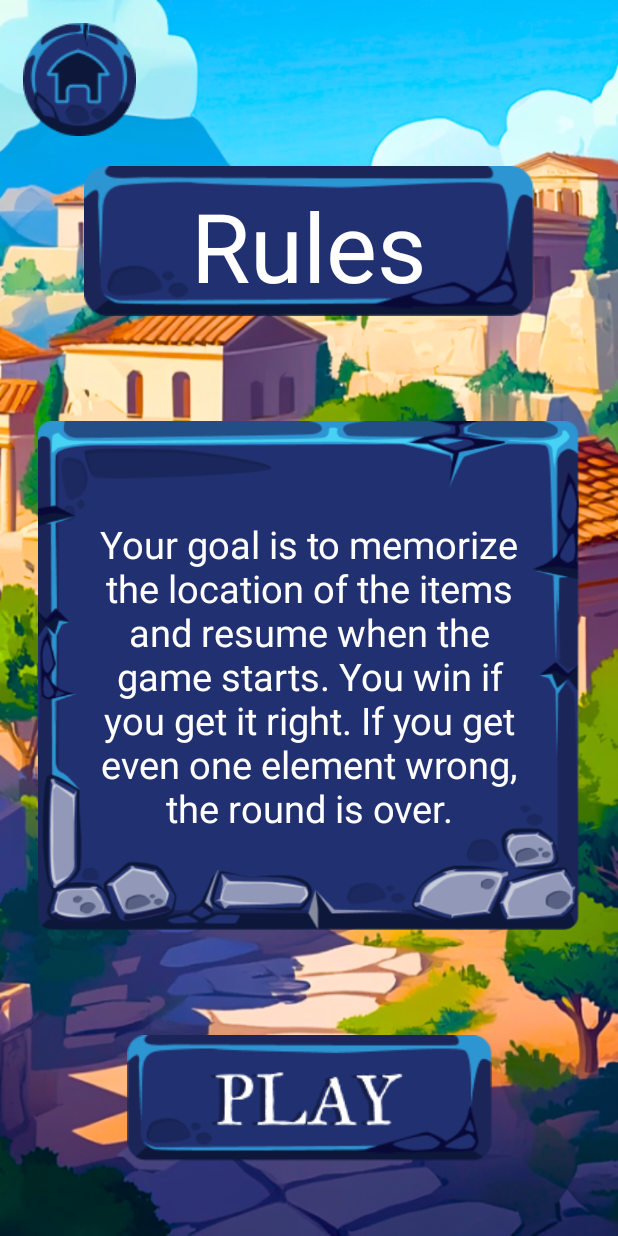
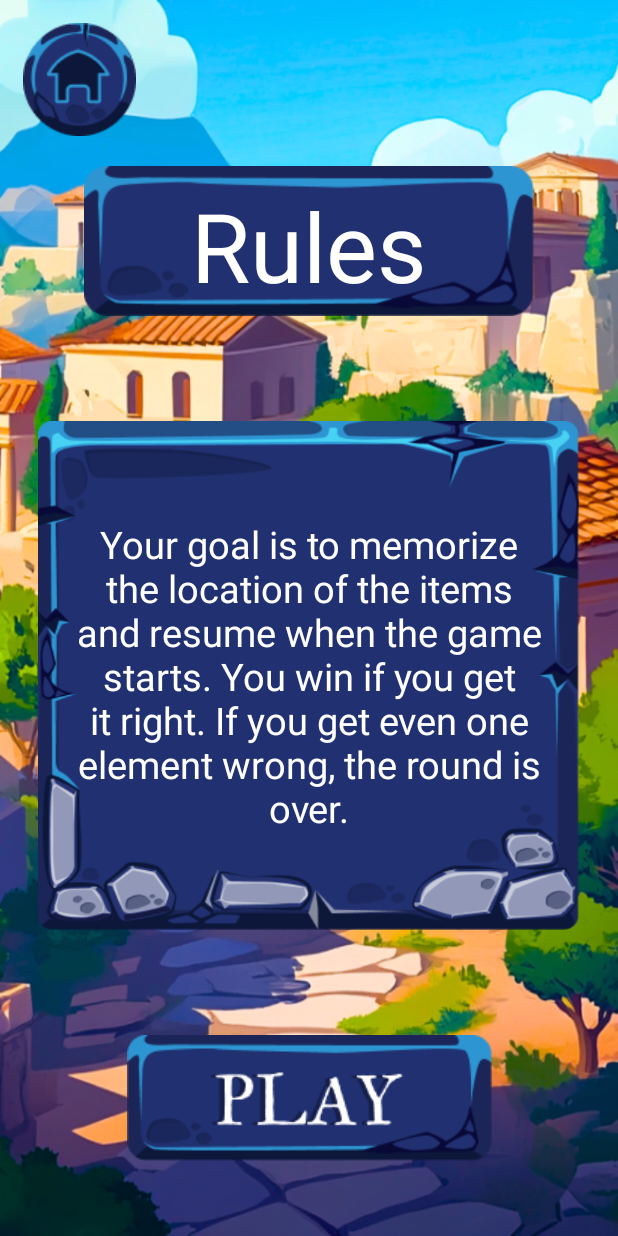
Before and after one commit to V-34-10/God-power, an Android app: the RulesActivity screen opened directly, with no data from a screen before it, on a phone screen of 412 x 824 dp. Run offline under Robolectric (Android 15) with nearby library versions, the phone set to English and light mode, and no system bars; Roboto replaces fonts that are not available here.

Commit message:
UI ActivityRules: fix width, padding text_rules

```diff
--- a/app/src/main/res/layout/activity_rules.xml
+++ b/app/src/main/res/layout/activity_rules.xml
@@ -54,12 +54,13 @@
 
         <TextView
             android:id="@+id/text_rules"
-            android:layout_width="300dp"
+            android:layout_width="wrap_content"
             android:layout_height="wrap_content"
             android:fontFamily="@font/im_fell_double_pica"
             android:text="@string/text_rules_three_game"
             android:textAlignment="center"
             android:textColor="@color/white"
+            android:padding="@dimen/dp20"
             android:textSize="@dimen/sp25"
             app:layout_constraintBottom_toBottomOf="parent"
             app:layout_constraintEnd_toEndOf="parent"
```
